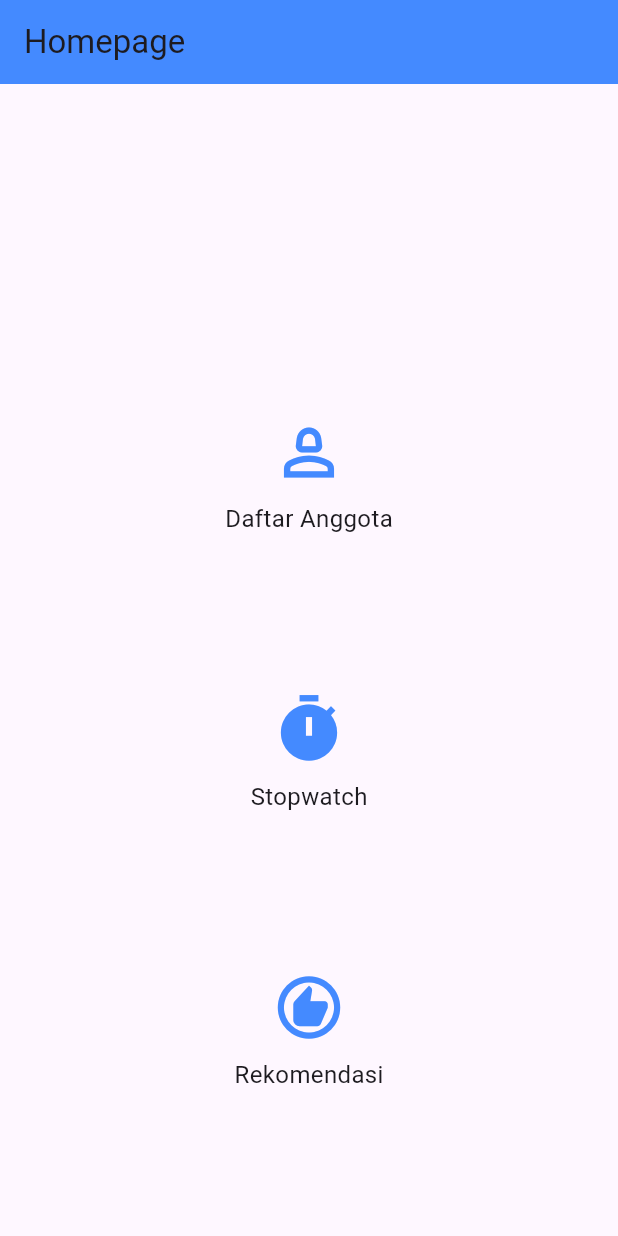
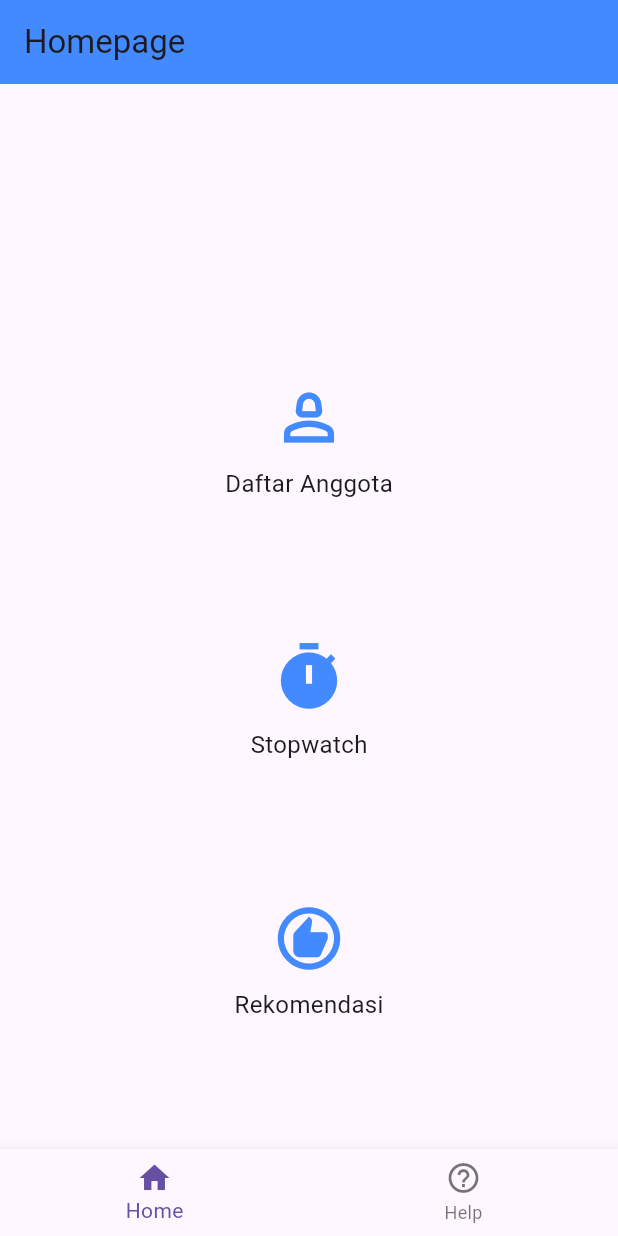
Before and after one commit to Estetika-19/Mobile-2, a Flutter app: the screen it shows after launch, on a phone screen of 412 x 824 dp. Run offline on Flutter 3.47's test engine with Material 3 defaults, Android fonts, the phone set to English and light mode, and no system bars.

Commit message:
commit kedua

```diff
--- a/lib/homepage.dart
+++ b/lib/homepage.dart
@@ -1,54 +1,115 @@
 import 'package:flutter/material.dart';
+import 'package:tugas2/help.dart';
 import 'package:tugas2/rekomendasi.dart';
 import 'package:tugas2/stopwatch.dart';
 
-class Homepage extends StatelessWidget {
+class Homepage extends StatefulWidget {
   const Homepage({super.key});
+
+  @override
+  State<Homepage> createState() => _HomepageState();
+}
+
+class _HomepageState extends State<Homepage> {
+  int _selectedIndex = 0;
+
+  // List of pages
+  final List<Widget> _pages = [
+    const HomeContent(), // Custom widget to hold homepage content
+    const HelpPage(),
+  ];
+
+  // Function to handle tapping on bottom navigation items
+  void _onItemTapped(int index) {
+    setState(() {
+      _selectedIndex = index;
+    });
+  }
+
+  @override
+  Widget build(BuildContext context) {
+    return Scaffold(
+      body: _pages[_selectedIndex], // Display selected page content
+      bottomNavigationBar: BottomNavigationBar(
+        currentIndex: _selectedIndex,
+        onTap: _onItemTapped, // Handle tap on bottom navigation items
+        items: const [
+          BottomNavigationBarItem(
+            icon: Icon(Icons.home),
+            label: 'Home',
+          ),
+          BottomNavigationBarItem(
+            icon: Icon(Icons.help_outline),
+            label: 'Help',
+          ),
+        ],
+      ),
+    );
+  }
+}
+
+class HomeContent extends StatelessWidget {
+  const HomeContent({super.key});
 
   @override
   Widget build(BuildContext context) {
     return Scaffold(
       appBar: AppBar(
-        title: Text('Homepage'),
+        title: const Text('Homepage'),
         backgroundColor: Colors.blueAccent,
       ),
       body: Center(
         child: Column(
           mainAxisAlignment: MainAxisAlignment.spaceEvenly,
           children: [
-            const SizedBox(
-              height: 20,
-            ),
+            const SizedBox(height: 20),
             Column(
               mainAxisAlignment: MainAxisAlignment.spaceEvenly,
               children: [
-                _buildMenuButton(context,
-                    icon: Icons.person_2_outlined,
-                    label: 'Daftar Anggota',
-                    onPressed: () {})
+                _buildMenuButton(
+                  context,
+                  icon: Icons.person_2_outlined,
+                  label: 'Daftar Anggota',
+                  onPressed: () {},
+                ),
               ],
             ),
             Column(
               mainAxisAlignment: MainAxisAlignment.spaceEvenly,
               children: [
-                _buildMenuButton(context, icon: Icons.timer, label: 'Stopwatch',
-                    onPressed: () {
-                  Navigator.push(context,
-                      MaterialPageRoute(builder: (context) => StopwatchApp()));
-                })
+                _buildMenuButton(
+                  context,
+                  icon: Icons.timer,
+                  label: 'Stopwatch',
+                  onPressed: () {
+                    Navigator.push(
+                      context,
+                      MaterialPageRoute(
+                        builder: (context) => const StopwatchApp(),
+                      ),
+                    );
+                  },
+                ),
               ],
             ),
             Column(
               mainAxisAlignment: MainAxisAlignment.spaceEvenly,
               children: [
-                _buildMenuButton(context,
-                    icon: Icons.recommend_outlined,
-                    label: 'Rekomendasi', onPressed: () {
-                  Navigator.push(context,
-                      MaterialPageRoute(builder: (context) => Rekomendasi()));
-                })
+                _buildMenuButton(
+                  context,
+                  icon: Icons.recommend_outlined,
+                  label: 'Rekomendasi',
+                  onPressed: () {
+                    Navigator.push(
+                      context,
+                      MaterialPageRoute(
+                        builder: (context) => const Rekomendasi(),
+                      ),
+                    );
+                  },
+                ),
               ],
-            )
+            ),
           ],
         ),
       ),
```
Also changed, not shown: lib/help.dart (added, +24 -0 lines), lib/rekomendasi.dart (+77 -68 lines), 5 other files.
